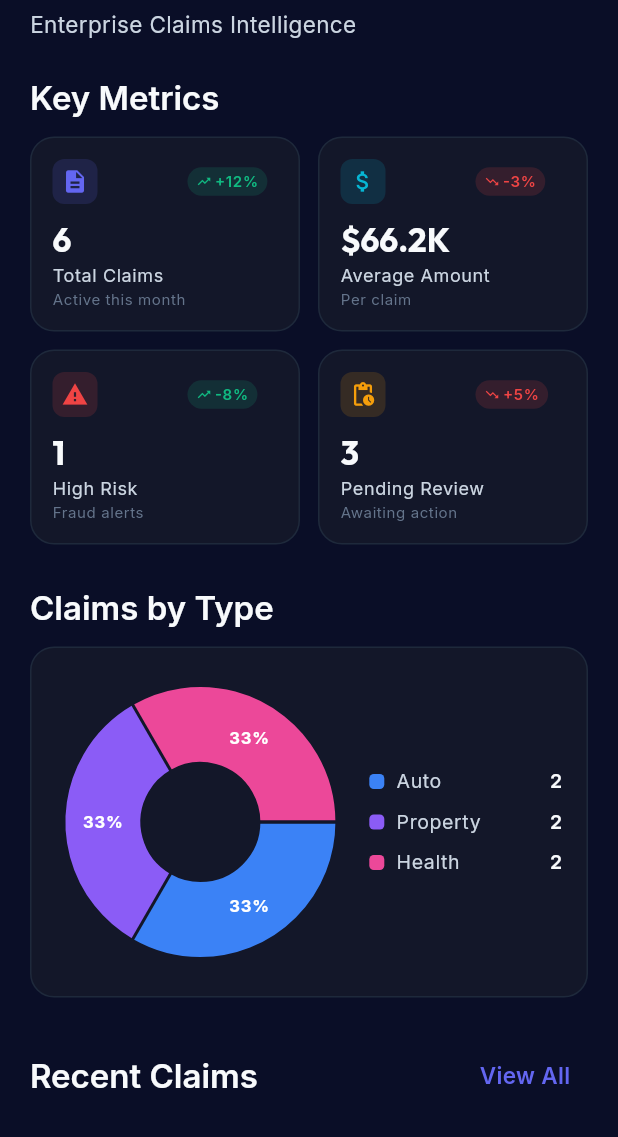
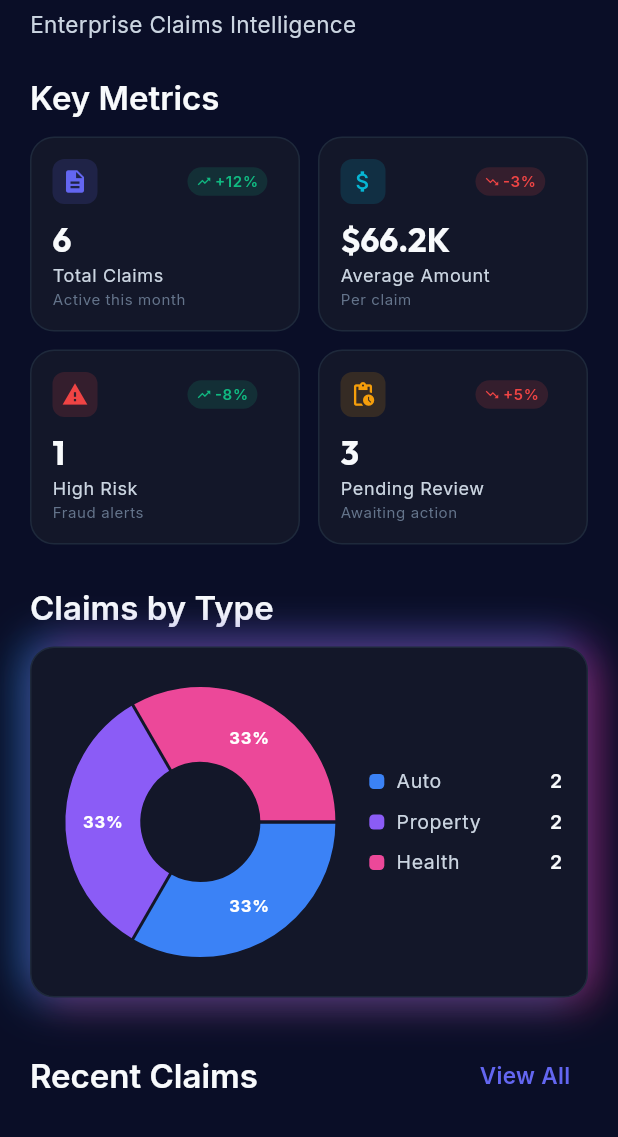
Before and after one commit to matty-flutter/ClaimFlow-AI, a Flutter app: the screen it shows after launch, on a phone screen of 412 x 824 dp, the part 99-1236 px from its top. Run offline on Flutter 3.47's test engine with Material 3 defaults, Android fonts, the phone set to English and light mode, and no system bars; drawn by our look-alikes of fl_chart; our stand-ins replace go_router, google_fonts, shared_preferences.

Commit message:
feat(glass_card): add multi‑color box shadows to GlassCard component

```diff
--- a/lib/components/glass_card.dart
+++ b/lib/components/glass_card.dart
@@ -30,6 +30,28 @@ class GlassCard extends StatelessWidget {
                 width: 1,
               )
             : null,
+        boxShadow: [
+          BoxShadow(
+            color: Colors.blue.withValues(alpha: 0.3),
+            blurRadius: 20,
+            offset: const Offset(-8, -8),
+          ),
+          BoxShadow(
+            color: Colors.purple.withValues(alpha: 0.3),
+            blurRadius: 20,
+            offset: const Offset(8, -8),
+          ),
+          BoxShadow(
+            color: Colors.pink.withValues(alpha: 0.3),
+            blurRadius: 20,
+            offset: const Offset(8, 8),
+          ),
+          BoxShadow(
+            color: Colors.blue.withValues(alpha: 0.2),
+            blurRadius: 20,
+            offset: const Offset(-8, 8),
+          ),
+        ],
       ),
       child: child,
     );
```
Also changed, not shown: 1 other file.
